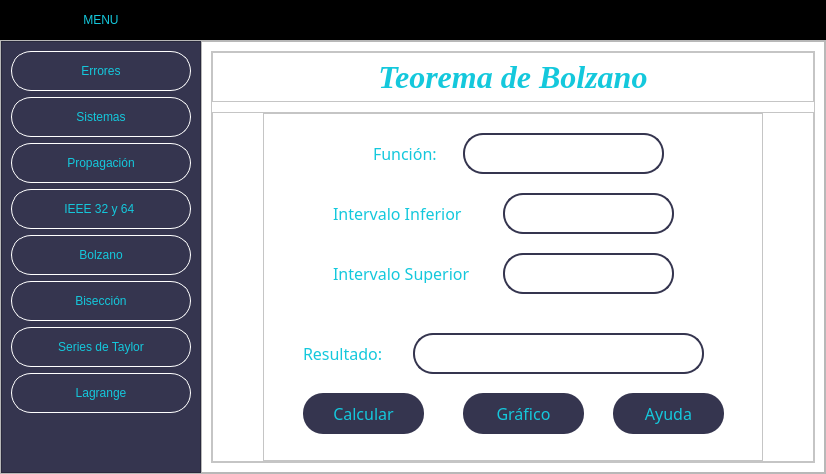
The window that Proyecto/interfaz/ventana_principal.ui (Vrouqen/Metodos-Numericos) describes before a commit, drawn with Qt 5.
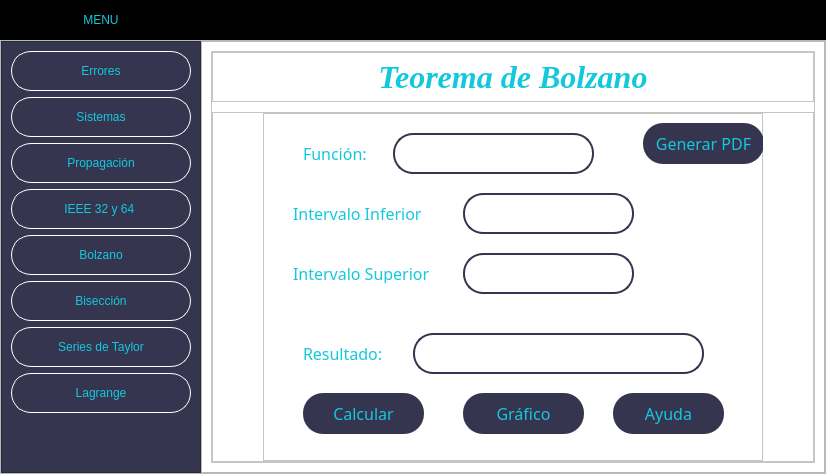
The same window after the commit. The open tabs and pages were chosen to show the change. Icons and pictures are not drawn.

Commit message:
Se implementa de manera funcional el generar PDFs
- Se crea un botón en cada tema para generar el pdf.

What changed in the file:
```diff
--- a/Proyecto/interfaz/ventana_principal.ui
+++ b/Proyecto/interfaz/ventana_principal.ui
@@ -3474,7 +3474,7 @@
                       <widget class="QLabel" name="labelFuncion_5">
                        <property name="geometry">
                         <rect>
-                         <x>110</x>
+                         <x>40</x>
                          <y>30</y>
                          <width>81</width>
                          <height>20</height>
@@ -3500,7 +3500,7 @@
                       <widget class="QTextEdit" name="textFuncion">
                        <property name="geometry">
                         <rect>
-                         <x>200</x>
+                         <x>130</x>
                          <y>20</y>
                          <width>201</width>
                          <height>41</height>
@@ -3527,7 +3527,7 @@
                       <widget class="QLabel" name="labelFuncion_6">
                        <property name="geometry">
                         <rect>
-                         <x>70</x>
+                         <x>30</x>
                          <y>90</y>
                          <width>161</width>
                          <height>20</height>
@@ -3553,7 +3553,7 @@
                       <widget class="QLabel" name="labelFuncion_7">
                        <property name="geometry">
                         <rect>
-                         <x>70</x>
+                         <x>30</x>
                          <y>150</y>
                          <width>161</width>
                          <height>20</height>
@@ -3579,7 +3579,7 @@
                       <widget class="QTextEdit" name="textValorInf">
                        <property name="geometry">
                         <rect>
-                         <x>240</x>
+                         <x>200</x>
                          <y>80</y>
                          <width>171</width>
                          <height>41</height>
@@ -3609,7 +3609,7 @@
                       <widget class="QTextEdit" name="textValorSup">
                        <property name="geometry">
                         <rect>
-                         <x>240</x>
+                         <x>200</x>
                          <y>140</y>
                          <width>171</width>
                          <height>41</height>
@@ -3758,6 +3758,31 @@
                         <string>Ayuda</string>
                        </property>
                       </widget>
+                      <widget class="QPushButton" name="botonPDFBolzano">
+                       <property name="geometry">
+                        <rect>
+                         <x>380</x>
+                         <y>10</y>
+                         <width>121</width>
+                         <height>41</height>
+                        </rect>
+                       </property>
+                       <property name="font">
+                        <font>
+                         <family>Arial Black</family>
+                         <pointsize>12</pointsize>
+                         <weight>9</weight>
+                         <italic>false</italic>
+                         <bold>false</bold>
+                        </font>
+                       </property>
+                       <property name="styleSheet">
+                        <string notr="true"/>
+                       </property>
+                       <property name="text">
+                        <string>Generar PDF</string>
+                       </property>
+                      </widget>
                      </widget>
                     </item>
                     <item>
```
Left out of the diff: 208 changed lines with no effect on the pictures. The commit also changes 9 other files.
